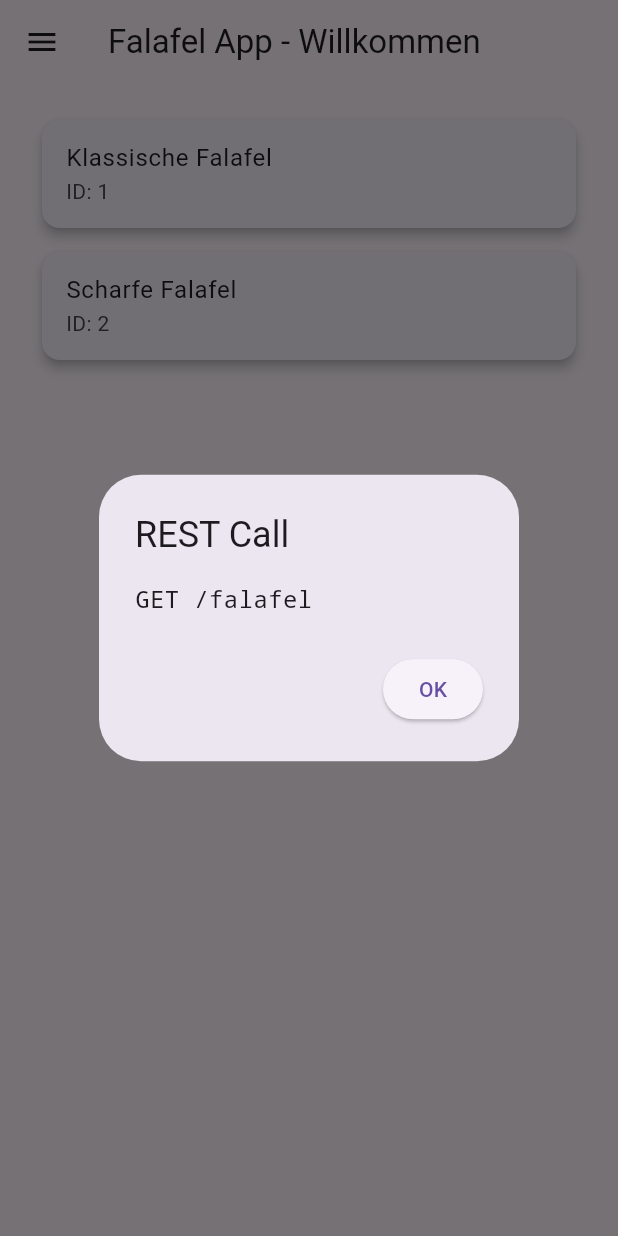
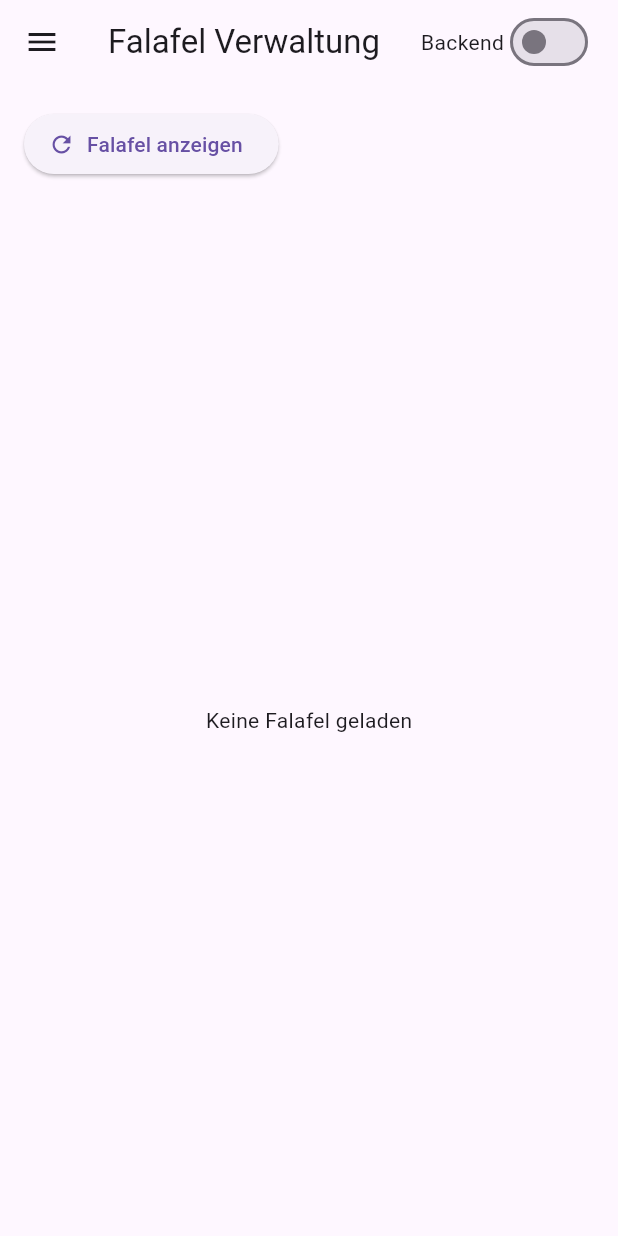
Before and after one commit to jusch2211/falafelGUIDEMO, a Flutter app: the HomeScreen screen opened directly with empty values, on a phone screen of 412 x 824 dp. Run offline on Flutter 3.47's test engine with Material 3 defaults, Android fonts, the phone set to English and light mode, and no system bars.

Commit message:
mit Backendschalter

```diff
--- /dev/null
+++ b/falafel_crud/lib/config/app_config.dart
@@ -0,0 +1,7 @@
+class AppConfig {
+  // true  = echtes Backend (Spring Boot)
+  // false = REST-Simulation / JSON
+  static bool useBackend = false;
+
+  static const String backendBaseUrl = 'http://localhost:8080';
+}
--- a/falafel_crud/lib/screens/falafel_screen.dart
+++ b/falafel_crud/lib/screens/falafel_screen.dart
@@ -1,62 +1,61 @@
 import 'package:flutter/material.dart';
-import '../services/falafel_api.dart';
-import '../widgets/falafel_card.dart';
+import '../services/falafel_repository.dart';
+import '../services/falafel_service_factory.dart';
 
 class FalafelScreen extends StatefulWidget {
   final bool isAdmin;
 
-  const FalafelScreen({required this.isAdmin});
+  const FalafelScreen({super.key, required this.isAdmin});
 
   @override
   State<FalafelScreen> createState() => _FalafelScreenState();
 }
 
 class _FalafelScreenState extends State<FalafelScreen> {
-  final FalafelApi api = FalafelApi();
+  late FalafelRepository api;
   List<Map<String, dynamic>> falafel = [];
-
-  final TextEditingController nameController = TextEditingController();
 
   @override
   void initState() {
     super.initState();
-    loadFalafel();
+    api = FalafelServiceFactory.create();
   }
 
-  void loadFalafel() async {
+  // -------- REST Simulation Dialog --------
+  void showRestCallDialog(String method, String path) {
+    showDialog(
+      context: context,
+      builder: (_) => AlertDialog(
+        title: const Text('REST Call'),
+        content: Text('$method $path'),
+        actions: [
+          TextButton(
+            onPressed: () => Navigator.pop(context),
+            child: const Text('OK'),
+          )
+        ],
+      ),
+    );
+  }
+
+  // -------- Load Falafel --------
+  Future<void> loadFalafel() async {
     showRestCallDialog('GET', '/falafel');
     falafel = await api.getFalafel();
     setState(() {});
   }
 
-  void addFalafel() async {
-    showRestCallDialog('POST', '/falafel');
-    final newFalafel = {
-      'id': DateTime.now().millisecondsSinceEpoch,
-      'name': nameController.text,
-    };
-
-    falafel = await api.addFalafel(falafel, newFalafel);
-    nameController.clear();
-    setState(() {});
-  }
-
-  void deleteFalafel(int id) async {
-    showRestCallDialog('DELETE', '/falafel/$id');
-    falafel = await api.deleteFalafel(falafel, id);
-    setState(() {});
-  }
-
-  void editFalafel(Map<String, dynamic> falafelItem) {
-    final controller = TextEditingController(text: falafelItem['name']);
+  // -------- Add Falafel --------
+  Future<void> addFalafel() async {
+    final controller = TextEditingController();
 
     showDialog(
       context: context,
-      builder: (context) => AlertDialog(
-        title: const Text('Falafel bearbeiten'),
+      builder: (_) => AlertDialog(
+        title: const Text('Falafel erstellen'),
         content: TextField(
           controller: controller,
-          decoration: const InputDecoration(labelText: 'Falafel Name'),
+          decoration: const InputDecoration(labelText: 'Name'),
         ),
         actions: [
           TextButton(
@@ -64,25 +63,17 @@ class _FalafelScreenState extends State<FalafelScreen> {
             child: const Text('Abbrechen'),
           ),
           ElevatedButton(
-            onPressed: () {
-              showRestCallDialog(
-                'PUT',
-                '/falafel/${falafelItem['id']}',
-              );
-
-              setState(() {
-                falafel = falafel.map((f) {
-                  if (f['id'] == falafelItem['id']) {
-                    return {
-                      ...f,
+            onPressed: () async {
+              final newFalafel = {
+                'id': DateTime.now().millisecondsSinceEpoch,
                 'name': controller.text,
               };
-                  }
-                  return f;
-                }).toList();
-              });
 
-              Navigator.pop(context);
+              showRestCallDialog('POST', '/falafel');
+              await api.addFalafel(newFalafel);
+              await loadFalafel();
+
+              if (mounted) Navigator.pop(context);
             },
             child: const Text('Speichern'),
           ),
@@ -91,62 +82,118 @@ class _FalafelScreenState extends State<FalafelScreen> {
     );
   }
 
-  void showRestCallDialog(String method, String endpoint) {
+  // -------- Edit Falafel --------
+  Future<void> editFalafel(Map<String, dynamic> item) async {
+    final controller = TextEditingController(text: item['name']);
+
     showDialog(
       context: context,
       builder: (_) => AlertDialog(
-        title: const Text('REST Call'),
-        content: Text(
-          '$method $endpoint',
-          style: const TextStyle(
-            fontFamily: 'monospace',
-            fontSize: 16,
-          ),
+        title: const Text('Falafel bearbeiten'),
+        content: TextField(
+          controller: controller,
+          decoration: const InputDecoration(labelText: 'Name'),
         ),
         actions: [
+          TextButton(
+            onPressed: () => Navigator.pop(context),
+            child: const Text('Abbrechen'),
+          ),
           ElevatedButton(
-            onPressed: () => Navigator.pop(context),
-            child: const Text('OK'),
+            onPressed: () async {
+              final updated = {
+                'id': item['id'],
+                'name': controller.text,
+              };
+
+              showRestCallDialog('PUT', '/falafel/${item['id']}');
+              await api.updateFalafel(item['id'], updated);
+              await loadFalafel();
+
+              if (mounted) Navigator.pop(context);
+            },
+            child: const Text('Speichern'),
           ),
         ],
       ),
     );
   }
 
+  // -------- Delete Falafel --------
+  Future<void> deleteFalafel(int id) async {
+    showRestCallDialog('DELETE', '/falafel/$id');
+    await api.deleteFalafel(id);
+    await loadFalafel();
+  }
+
+  // -------- UI --------
   @override
   Widget build(BuildContext context) {
     return Column(
       children: [
-        if (widget.isAdmin)
         Padding(
-            padding: const EdgeInsets.all(12),
+          padding: const EdgeInsets.all(16),
           child: Row(
             children: [
-                Expanded(
-                  child: TextField(
-                    controller: nameController,
-                    decoration:
-                        const InputDecoration(labelText: 'Falafel Name'),
+              ElevatedButton.icon(
+                onPressed: loadFalafel,
+                icon: const Icon(Icons.refresh),
+                label: const Text('Falafel anzeigen'),
               ),
-                ),
-                const SizedBox(width: 8),
-                ElevatedButton(
+              const SizedBox(width: 16),
+              if (widget.isAdmin)
+                ElevatedButton.icon(
                   onPressed: addFalafel,
-                  child: const Text('Hinzufügen'),
+                  icon: const Icon(Icons.add),
+                  label: const Text('Falafel erstellen'),
                 ),
             ],
           ),
         ),
         Expanded(
-          child: ListView(
-            children: falafel.map((f) {
-              return FalafelCard(
-                falafel: f,
-                isAdmin: widget.isAdmin,
-                onDelete: () => deleteFalafel(f['id']),
-                onEdit: widget.isAdmin ? () => editFalafel(f) : null,
+          child: falafel.isEmpty
+              ? const Center(child: Text('Keine Falafel geladen'))
+              : GridView.builder(
+                  padding: const EdgeInsets.all(16),
+                  gridDelegate: const SliverGridDelegateWithFixedCrossAxisCount(
+                    crossAxisCount: 3,
+                    crossAxisSpacing: 16,
+                    mainAxisSpacing: 16,
+                    childAspectRatio: 3,
+                  ),
+                  itemCount: falafel.length,
+                  itemBuilder: (_, index) {
+                    final item = falafel[index];
+
+                    return Card(
+                      elevation: 3,
+                      child: Padding(
+                        padding: const EdgeInsets.all(16),
+                        child: Row(
+                          mainAxisAlignment: MainAxisAlignment.spaceBetween,
+                          children: [
+                            Text(
+                              item['name'],
+                              style: Theme.of(context).textTheme.titleMedium,
+                            ),
+                            if (widget.isAdmin)
+                              Row(
+                                children: [
+                                  IconButton(
+                                    icon: const Icon(Icons.edit),
+                                    onPressed: () => editFalafel(item),
+                                  ),
+                                  IconButton(
+                                    icon: const Icon(Icons.delete),
+                                    onPressed: () => deleteFalafel(item['id']),
+                                  ),
+                                ],
+                              ),
+                          ],
+                        ),
+                      ),
                     );
-            }).toList(),
+                  },
                 ),
         ),
       ],
--- a/falafel_crud/lib/screens/home_screen.dart
+++ b/falafel_crud/lib/screens/home_screen.dart
@@ -1,73 +1,94 @@
 import 'package:flutter/material.dart';
-import '../widgets/side_menu.dart';
+import '../config/app_config.dart';
 import 'falafel_screen.dart';
+import 'login_screen.dart';
 
 class HomeScreen extends StatefulWidget {
   final String username;
-  final String role;
+  final String role; // "admin" oder "user"
 
-  const HomeScreen({required this.username, required this.role, Key? key})
-      : super(key: key);
+  const HomeScreen({
+    super.key,
+    required this.username,
+    required this.role,
+  });
 
   @override
   State<HomeScreen> createState() => _HomeScreenState();
 }
 
 class _HomeScreenState extends State<HomeScreen> {
-  String selectedPage = 'view'; // default Seite
-
-  void selectPage(String page) {
-    setState(() {
-      selectedPage = page;
-    });
-  }
+  int _selectedIndex = 0;
 
   @override
   Widget build(BuildContext context) {
-    // Prüfen, ob Adminrechte vorliegen
-    bool isAdmin = widget.role.toLowerCase() == 'admin';
+    final bool isAdmin = widget.role == 'admin';
 
     return Scaffold(
       appBar: AppBar(
-        title: Text('Falafel App - Willkommen ${widget.username}'),
+        title: const Text('Falafel Verwaltung'),
+        actions: [
+          Row(
+            children: [
+              const Text('Backend'),
+              Switch(
+                value: AppConfig.useBackend,
+                onChanged: (value) {
+                  setState(() {
+                    AppConfig.useBackend = value;
+                  });
+                },
+              ),
+              const SizedBox(width: 16),
+            ],
+          )
+        ],
       ),
-      drawer: SideMenu(
-        isAdmin: isAdmin,
-        onSelect: (page) {
-          Navigator.pop(context); // Drawer schließen
-          selectPage(page);
-        },
-      ),
-      body: Row(
-        children: [
-          // Optional: feste Sidebar für Web
-          if (MediaQuery.of(context).size.width > 800)
-            SizedBox(
-              width: 200,
-              child: SideMenu(
-                isAdmin: isAdmin,
-                onSelect: selectPage,
+      drawer: Drawer(
+        child: Column(
+          children: [
+            UserAccountsDrawerHeader(
+              accountName: Text(widget.username),
+              accountEmail: Text(
+                isAdmin ? 'Admin' : 'Nutzer',
               ),
             ),
-          Expanded(
-            child: Padding(
-              padding: const EdgeInsets.all(16.0),
-              child: getPage(selectedPage, isAdmin),
+            ListTile(
+              leading: const Icon(Icons.fastfood),
+              title: const Text('Falafel anzeigen'),
+              onTap: () {
+                setState(() {
+                  _selectedIndex = 0;
+                });
+                Navigator.pop(context);
+              },
             ),
-          ),
-        ],
+            const Spacer(),
+            ListTile(
+              leading: const Icon(Icons.logout),
+              title: const Text('Logout'),
+              onTap: () {
+                Navigator.pushReplacement(
+                  context,
+                  MaterialPageRoute(
+                    builder: (_) => const LoginScreen(),
+                  ),
+                );
+              },
+            ),
+          ],
+        ),
       ),
+      body: _buildContent(isAdmin),
     );
   }
 
-  // Entscheidet, welche Seite angezeigt wird
-  Widget getPage(String page, bool isAdmin) {
-    switch (page) {
-      case 'manage':
-      case 'view':
+  Widget _buildContent(bool isAdmin) {
+    switch (_selectedIndex) {
+      case 0:
         return FalafelScreen(isAdmin: isAdmin);
       default:
-        return const Center(child: Text('Seite nicht gefunden'));
+        return const Center(child: Text('Unbekannter Menüpunkt'));
     }
   }
 }
--- /dev/null
+++ b/falafel_crud/lib/services/falafel_repository.dart
@@ -0,0 +1,6 @@
+abstract class FalafelRepository {
+  Future<List<Map<String, dynamic>>> getFalafel();
+  Future<void> addFalafel(Map<String, dynamic> falafel);
+  Future<void> updateFalafel(int id, Map<String, dynamic> falafel);
+  Future<void> deleteFalafel(int id);
+}
--- /dev/null
+++ b/falafel_crud/lib/services/falafel_service_factory.dart
@@ -0,0 +1,10 @@
+import '../config/app_config.dart';
+import 'falafel_repository.dart';
+import 'http_falafel_service.dart';
+import 'mock_falafel_service.dart';
+
+class FalafelServiceFactory {
+  static FalafelRepository create() {
+    return AppConfig.useBackend ? HttpFalafelService() : MockFalafelService();
+  }
+}
--- a/falafel_crud/pubspec.yaml
+++ b/falafel_crud/pubspec.yaml
@@ -35,6 +35,8 @@ dependencies:
     sdk: flutter
 
 
+  # HTTP für echtes Spring-Boot-Backend
+  http: ^1.2.0
 
   # The following adds the Cupertino Icons font to your application.
   # Use with the CupertinoIcons class for iOS style icons.
```
Also changed, not shown: falafel_crud/lib/services/http_falafel_service.dart (added, +37 -0 lines), falafel_crud/lib/services/mock_falafel_service.dart (added, +21 -0 lines), falafel_crud/pubspec.lock. Lines whose indentation alone changed are shown as unchanged.
